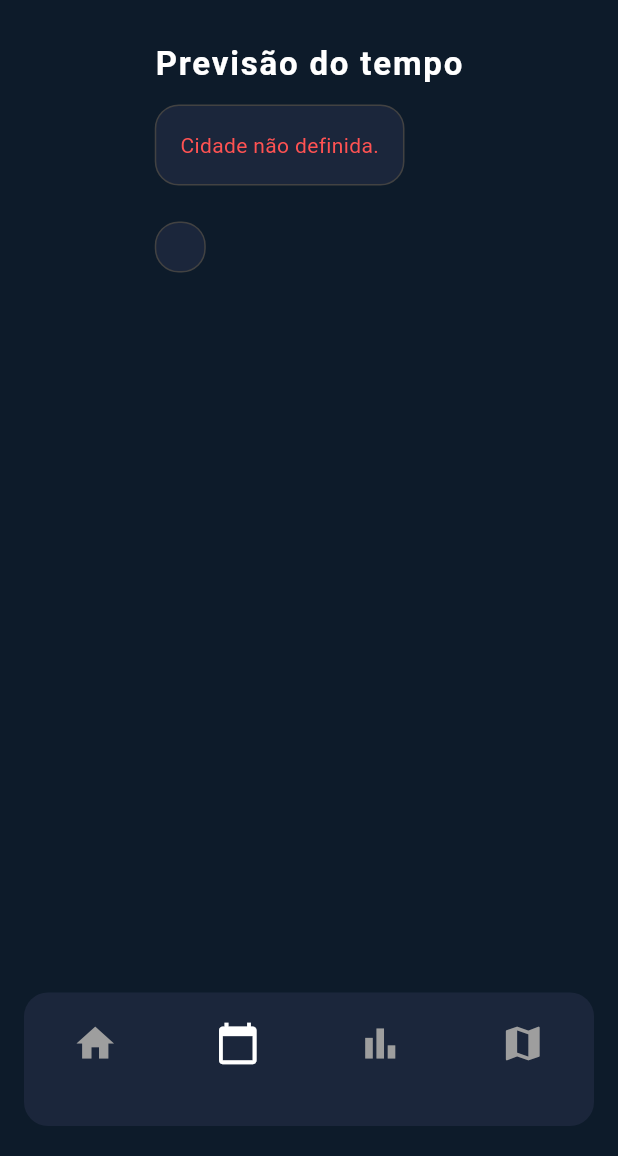
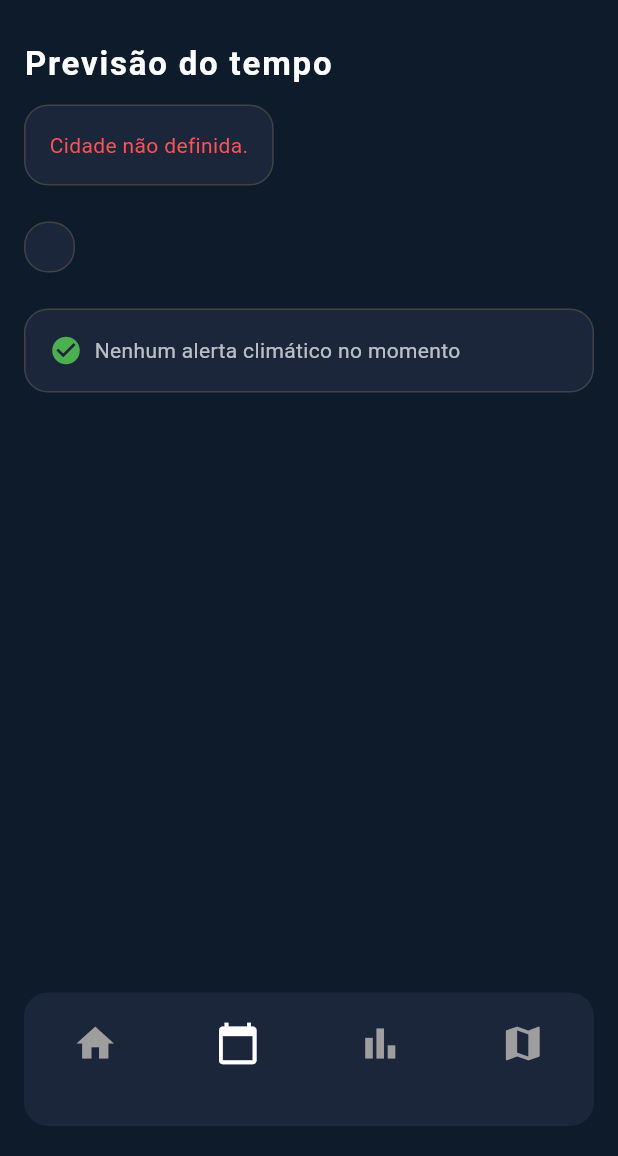
Before and after one commit to AtmusDAM/Atmus, a Flutter app: the screen it shows after launch, item 2 of the bottom bar chosen, in the side drawer, after a tap on the "close" icon, on a phone screen of 412 x 824 dp, the part 80-1236 px from its top. Run offline on Flutter 3.47's test engine with Material 3 defaults, Android fonts, the phone set to English and light mode, and no system bars; our stand-ins replace flutter_map, geolocator, get, latlong2, shared_preferences; network calls fail.

Commit message:
Adicionar alertas meteorológicos.

```diff
--- a/lib/ui/pages/previsao/previsao_page.dart
+++ b/lib/ui/pages/previsao/previsao_page.dart
@@ -4,6 +4,7 @@ import 'package:get/get.dart';
 import 'package:atmus/viewmodels/home/home_viewmodel.dart';
 import 'package:atmus/viewmodels/previsao/previsao_viewmodel.dart';
 import 'package:atmus/viewmodels/configuracao/configuracao_viewmodel.dart';
+import 'package:intl/intl.dart';
 
 class PrevisaoPage extends StatelessWidget {
   const PrevisaoPage({super.key});
@@ -117,7 +118,8 @@ class PrevisaoPage extends StatelessWidget {
                         child: Obx(() => Row(
                           mainAxisSize: MainAxisSize.min,
                           children: [
-                            Icon(Icons.location_on, color: isDark ? Colors.white : Colors.black),
+                            Icon(Icons.location_on,
+                                color: isDark ? Colors.white : Colors.black),
                             const SizedBox(width: 4),
                             Flexible(
                               child: Text(
@@ -221,10 +223,84 @@ class PrevisaoPage extends StatelessWidget {
                           }
                           return Column(
                             crossAxisAlignment: CrossAxisAlignment.start,
-                            children: controller.temperaturas.entries
-                                .map((e) {
+                            children: controller.temperaturas.entries.map((e) {
                               final minMax = e.value.map((v) => v.toDouble()).toList();
                               return _buildDiaItem(e.key, minMax, home, isDark);
+                            }).toList(),
+                          );
+                        }),
+                      ),
+
+                      const SizedBox(height: 24),
+
+                      // Card 3: alertas climáticos
+                      _card(
+                        isDark: isDark,
+                        child: Obx(() {
+                          if (controller.isLoading.value && controller.alerts.isEmpty) {
+                            return const Center(
+                              child: Padding(
+                                padding: EdgeInsets.all(16),
+                                child: CircularProgressIndicator(),
+                              ),
+                            );
+                          }
+
+                          if (controller.alerts.isEmpty) {
+                            return Row(
+                              children: [
+                                Icon(Icons.check_circle, color: Colors.green, size: 22),
+                                const SizedBox(width: 8),
+                                Text("Nenhum alerta climático no momento",
+                                    style: TextStyle(
+                                        color: isDark ? Colors.white70 : Colors.black87,
+                                        fontSize: 14)),
+                              ],
+                            );
+                          }
+
+                          return Column(
+                            crossAxisAlignment: CrossAxisAlignment.start,
+                            children: controller.alerts.map((alert) {
+                              final start =
+                              DateTime.fromMillisecondsSinceEpoch(alert['start'] * 1000);
+                              final end =
+                              DateTime.fromMillisecondsSinceEpoch(alert['end'] * 1000);
+
+                              return Padding(
+                                padding: const EdgeInsets.symmetric(vertical: 6),
+                                child: Column(
+                                  crossAxisAlignment: CrossAxisAlignment.start,
+                                  children: [
+                                    Row(
+                                      children: [
+                                        Icon(Icons.warning, color: Colors.redAccent, size: 22),
+                                        const SizedBox(width: 8),
+                                        Expanded(
+                                          child: Text(
+                                            alert['event'] ?? 'Alerta climático',
+                                            style: TextStyle(
+                                                color: isDark ? Colors.white : Colors.black,
+                                                fontWeight: FontWeight.bold,
+                                                fontSize: 15),
+                                          ),
+                                        ),
+                                      ],
+                                    ),
+                                    const SizedBox(height: 4),
+                                    Text(alert['description'] ?? '',
+                                        style: TextStyle(
+                                            color: isDark ? Colors.white70 : Colors.black87,
+                                            fontSize: 13)),
+                                    const SizedBox(height: 4),
+                                    Text(
+                                      "Válido de ${DateFormat('dd/MM HH:mm').format(start)} até ${DateFormat('dd/MM HH:mm').format(end)}",
+                                      style: TextStyle(
+                                          color: Colors.orangeAccent, fontSize: 12),
+                                    ),
+                                  ],
+                                ),
+                              );
                             }).toList(),
                           );
                         }),
--- a/lib/viewmodels/locais/locais_viewmodel.dart
+++ b/lib/viewmodels/locais/locais_viewmodel.dart
@@ -12,24 +12,18 @@ class LocaisViewModel extends GetxController {
   LocaisViewModel({OpenWeatherService? service})
       : _svc = service ?? OpenWeatherService();
 
-  // ---------------- Fonte da verdade ----------------
   final RxList<CityModel> _all = <CityModel>[].obs;
 
-  // Lista para UI
   final RxList<CityModel> filteredCities = <CityModel>[].obs;
 
-  // Busca e estado
   final RxString _query = ''.obs;
   final RxBool loading = false.obs;
   Timer? _debounce;
 
-  /// Key reativa para “resetar” o TextField de busca
   final RxInt searchRev = 0.obs;
 
-  // Seleção atual
   final Rxn<CityModel> selectedCity = Rxn<CityModel>();
 
-  // Cidades seed (MUTÁVEL para podermos refletir favoritos restaurados)
   final List<CityModel> _seed = <CityModel>[
     const CityModel(name: 'Garanhuns'),
     const CityModel(name: 'Recife'),
@@ -45,34 +39,29 @@ class LocaisViewModel extends GetxController {
   }
 
   Future<void> _boot() async {
-    // 1) Restaurar favoritos → retorna extras (não-seed)
     final extras = await _restoreFavorites();
 
-    // 2) Popular _all com seeds (já possivelmente marcados como favoritos) + extras
     _all.assignAll(_seed);
     if (extras.isNotEmpty) _all.addAll(extras);
 
-    // 3) Aplica filtro (mostra só favoritos) e hidrata dados em background
     _applyFilter();
     _warmupSeedTemps();
   }
 
-  // ---------------- BUSCA ----------------
   void onSearchChanged(String text) => _query.value = text;
   void filterCities(String text) => onSearchChanged(text);
 
   void _onQueryChanged(String q) {
     _debounce?.cancel();
     if (q.trim().isEmpty) {
-      _removeSearchResults(); // limpa histórico não-favorito
-      _applyFilter();         // exibe apenas favoritos
+      _removeSearchResults();
+      _applyFilter();
       return;
     }
     _debounce = Timer(const Duration(milliseconds: 400), () => _searchOnline(q));
   }
 
   Future<void> _searchOnline(String q) async {
-    // Guard para evitar aplicar resultado atrasado
     final myQuery = q.trim().toLowerCase();
 
     loading.value = true;
@@ -81,25 +70,22 @@ class LocaisViewModel extends GetxController {
 
       if (_query.value.trim().toLowerCase() != myQuery) return;
 
-      // Dedup por (name|state|country)
       final seen = <String>{};
       final online = <CityModel>[];
       for (final m in raw) {
-        final c = CityModel.fromOpenWeatherGeocode(m); // isFromSearch = true
+        final c = CityModel.fromOpenWeatherGeocode(m);
         final key =
             '${c.name.toLowerCase()}|${(c.state ?? '').toLowerCase()}|${(c.country ?? '').toLowerCase()}';
         if (seen.add(key)) online.add(c);
       }
 
-      // Hidrata coordenadas + min/max
       await Future.wait(online.map(_fetchTempsAndCoordsIfNeeded));
 
       if (_query.value.trim().toLowerCase() != myQuery) return;
 
-      // Remove apenas resultados de busca não-favoritos e insere os novos
       _removeSearchResults();
       _all.addAll(online);
-      _applyFilter(); // com busca ativa, mostramos todos os resultados
+      _applyFilter();
     } finally {
       loading.value = false;
     }
@@ -110,7 +96,6 @@ class LocaisViewModel extends GetxController {
     _all.removeWhere((e) => e.isFromSearch && !e.isFavorite);
   }
 
-  // ---------------- ADIÇÃO ----------------
   Future<void> addCity(CityModel city) async {
     final hydrated = await _fetchTempsAndCoordsIfNeeded(city);
     _mergeIntoAll(hydrated);
@@ -137,7 +122,6 @@ class LocaisViewModel extends GetxController {
         minTemp: c.minTemp ?? _all[idx].minTemp,
         maxTemp: c.maxTemp ?? _all[idx].maxTemp,
         isFavorite: c.isFavorite || _all[idx].isFavorite,
-        // se virou favorito, integra a lista principal (não é "só de busca")
         isFromSearch: (c.isFavorite || _all[idx].isFavorite)
             ? false
             : (c.isFromSearch || _all[idx].isFromSearch),
@@ -145,7 +129,6 @@ class LocaisViewModel extends GetxController {
     }
   }
 
-  // ---------------- FAVORITOS ----------------
   Future<void> toggleFavorite(CityModel city) async {
     final idx = _all.indexWhere((c) => _samePlace(c, city));
     if (idx >= 0) {
@@ -153,15 +136,11 @@ class LocaisViewModel extends GetxController {
       final willBeFavorite = !cur.isFavorite;
 
       if (willBeFavorite) {
-        // Marcou estrela → integra lista principal
         _all[idx] = cur.copyWith(isFavorite: true, isFromSearch: false);
       } else {
-        // Tirou estrela
         if (cur.isFromSearch || !_isSeed(cur)) {
-          // Se veio da busca (histórico) OU não é seed → remove da fonte
           _all.removeAt(idx);
         } else {
-          // É seed → mantém na fonte, mas some da UI porque não é favorito
           _all[idx] = cur.copyWith(isFavorite: false);
         }
       }
@@ -193,7 +172,6 @@ class LocaisViewModel extends GetxController {
     await sp.setStringList('fav_cities', favs);
   }
 
-  /// Restaura favoritos; retorna a lista de favoritos que **não** são seeds.
   Future<List<CityModel>> _restoreFavorites() async {
     final sp = await SharedPreferences.getInstance();
     final raw = sp.getStringList('fav_cities') ?? [];
@@ -201,7 +179,7 @@ class LocaisViewModel extends GetxController {
 
     final extras = <CityModel>[];
     for (final fav in favs) {
-      final fixed = fav.copyWith(isFromSearch: false); // favorito nunca é “só busca”
+      final fixed = fav.copyWith(isFromSearch: false);
       final seedIdx = _seed.indexWhere((s) => _samePlace(s, fixed));
 
       if (seedIdx >= 0) {
@@ -223,7 +201,6 @@ class LocaisViewModel extends GetxController {
     return extras;
   }
 
-  // ---------------- SELEÇÃO ----------------
   Future<void> selectCity(CityModel city) async {
     selectedCity.value = city;
 
@@ -237,15 +214,12 @@ class LocaisViewModel extends GetxController {
     } catch (_) {}
   }
 
-  // ---------------- FILTRO (regra principal) ----------------
   void _applyFilter() {
     final q = _query.value.trim().toLowerCase();
 
     if (q.isEmpty) {
-      // EXIGÊNCIA: mostrar APENAS favoritos quando não há busca
       filteredCities.assignAll(_all.where((c) => c.isFavorite));
     } else {
-      // Com busca ativa, mostrar resultados (favoritos + não-favoritos)
       filteredCities.assignAll(_all.where((c) {
         final inName = c.name.toLowerCase().contains(q);
         final inState = (c.state ?? '').toLowerCase().contains(q);
@@ -255,7 +229,6 @@ class LocaisViewModel extends GetxController {
     }
   }
 
-  // ---------------- Hidratação de coord + min/max ----------------
   Future<void> _warmupSeedTemps() async {
     unawaited(Future(() async {
       for (final c in List<CityModel>.from(_all)) {
@@ -296,20 +269,16 @@ class LocaisViewModel extends GetxController {
         );
       }
     } catch (_) {
-      // silencioso
     }
 
     return city;
   }
 
-  // ---------------- Limpeza do campo de busca ----------------
-  /// Limpa busca, remove resultados não-favoritos e volta a exibir apenas favoritos.
-  /// Além disso, incrementa `searchRev` para forçar o TextField a ser remontado vazio.
   void clearSearch() {
     _debounce?.cancel();
     _query.value = '';
     _removeSearchResults();
     _applyFilter();
-    searchRev.value++; // força rebuild do TextField (Key muda)
+    searchRev.value++;
   }
 }
--- a/lib/viewmodels/previsao/previsao_viewmodel.dart
+++ b/lib/viewmodels/previsao/previsao_viewmodel.dart
@@ -1,3 +1,4 @@
+import 'package:atmus/data/services/api_service.dart';
 import 'package:get/get.dart';
 import 'package:intl/intl.dart';
 
@@ -9,43 +10,36 @@ import 'package:atmus/data/models/city_model.dart';
 
 class PrevisaoViewModel extends GetxController {
   final WeatherRepository _repository = WeatherRepository();
+  final ApiService _api = ApiService();
 
-  // Dependências reais
   final LocaisViewModel _locais = Get.find<LocaisViewModel>();
   final HomeViewModel _home = Get.find<HomeViewModel>();
 
-  // === ALIASES para a página (mantém compatibilidade com sua UI) ===
   LocaisViewModel get locaisController => _locais;
 
-  // Estado básico
   final isLoading = false.obs;
   final error = RxnString();
   final forecast = Rxn<Forecast>();
 
-  // === CAMPOS QUE A PÁGINA USA ===
   final RxString resumo = 'Carregando...'.obs;
 
-  /// "HH:00" -> temperatura (int)
   final RxMap<String, int> temperaturasHora = <String, int>{}.obs;
 
-  /// "HH:00" -> ícone (código ou URL)
   final RxMap<String, String> iconesHora = <String, String>{}.obs;
 
-  /// "Hoje/Amanhã/segunda..." -> [min, max]
   final RxMap<String, List<int>> temperaturas = <String, List<int>>{}.obs;
+
+  final RxList<Map<String, dynamic>> alerts = <Map<String, dynamic>>[].obs;
+
 
   @override
   void onInit() {
     super.onInit();
 
-    // 1) carga inicial
     _run();
 
-    // 2) quando mudar a cidade da gaveta
     ever<CityModel?>(_locais.selectedCity, (_) => _run());
 
-    // 3) quando a Home mudar a localização efetiva (via GPS ou seleção por lat/lon).
-    //    Usamos lastQuery como “sinal” de mudança e tentamos ler o nome da cidade da Home.
     ever<String>(_home.lastQuery, (_) => _run());
   }
 
@@ -53,18 +47,28 @@ class PrevisaoViewModel extends GetxController {
     isLoading.value = true;
     error.value = null;
 
+    final city = _locais.selectedCity.value;
+
+    if (city != null && city.lat != null && city.lon != null) {
+      final oneCall = await _api.fetchWeatherOneCall(city.lat!, city.lon!);
+      if (oneCall != null && oneCall.containsKey('alerts')) {
+        final List<dynamic> raw = oneCall['alerts'];
+        alerts.value = raw.cast<Map<String, dynamic>>();
+      } else {
+        alerts.clear();
+      }
+    }
+
     try {
       final cityName = _resolveCityName();
       if (cityName == null || cityName.trim().isEmpty) {
         error.value = 'Cidade não definida.';
-        isLoading.value = false;
         return;
       }
 
       final Forecast? f = await _repository.getWeatherForecast(cityName);
       if (f == null || f.items.isEmpty) {
         error.value = 'Falha ao carregar previsão.';
-        isLoading.value = false;
         return;
       }
 
@@ -80,15 +84,12 @@ class PrevisaoViewModel extends GetxController {
     }
   }
 
-  /// Tenta obter o nome da cidade de forma robusta sem depender de gpsCity.
   String? _resolveCityName() {
-    // 1) Se a gaveta tiver uma cidade selecionada, priorize essa
     final selected = _locais.selectedCity.value?.name;
     if (selected != null && selected.trim().isNotEmpty) {
       return selected.trim();
     }
 
-    // 2) Caso contrário, tente ler o nome exibido atualmente na Home (se ela expõe weatherJson)
     try {
       final dynamic j = _home.weatherJson.value;
       if (j is Map<String, dynamic>) {
@@ -96,10 +97,8 @@ class PrevisaoViewModel extends GetxController {
         if (name.trim().isNotEmpty) return name.trim();
       }
     } catch (_) {
-      // se o HomeViewModel não tiver weatherJson, simplesmente ignore
     }
 
-    // 3) Sem fonte de nome
     return null;
   }
 
@@ -134,7 +133,7 @@ class PrevisaoViewModel extends GetxController {
     for (final item in within24h) {
       final key = dfHour.format(item.dateTime);
       temperaturasHora[key] = item.temp.round();
-      iconesHora[key] = item.icon; // aceita URL completa ou código
+      iconesHora[key] = item.icon;
     }
   }
 
```
Also changed, not shown: lib/data/services/api_service.dart (+24 -0 lines).
